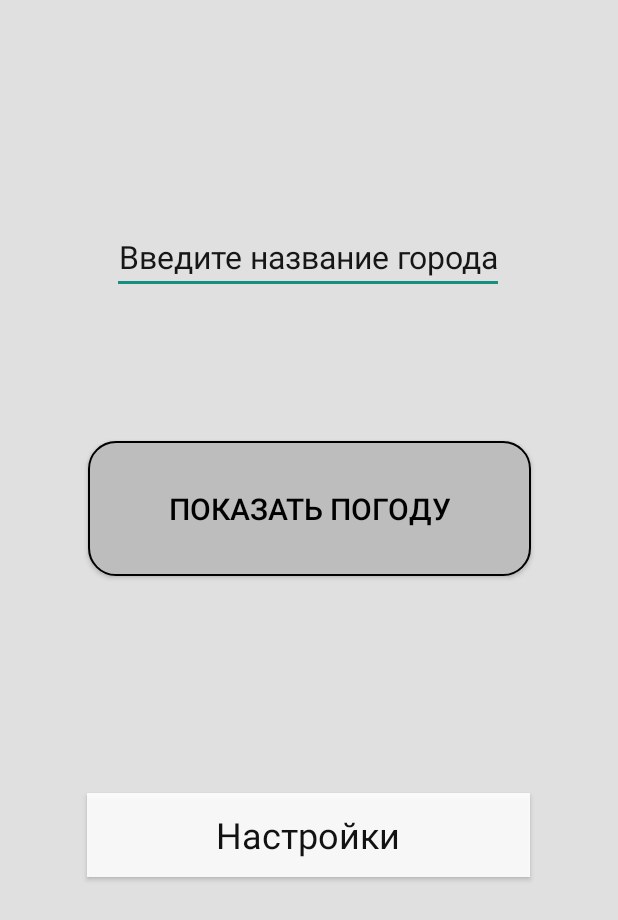
After one commit to temlerg/weather_forecast, an Android app: the layout activity_main_fragment.xml on its own in the app's theme, with its tools: preview values and no code run, on a phone screen of 412 x 824 dp. The commit adds this screen. Shown: the top 920 px of the screen. Run offline under Robolectric (Android 15) with nearby library versions, the phone set to English and light mode, and no system bars.

Commit message:
added switch pages

```diff
--- /dev/null
+++ b/app/src/main/res/layout/activity_main_fragment.xml
@@ -0,0 +1,53 @@
+<?xml version="1.0" encoding="utf-8"?>
+<androidx.constraintlayout.widget.ConstraintLayout
+    xmlns:android="http://schemas.android.com/apk/res/android"
+    xmlns:app="http://schemas.android.com/apk/res-auto"
+    xmlns:tools="http://schemas.android.com/tools"
+    android:layout_width="match_parent"
+    android:layout_height="match_parent"
+    android:orientation="vertical"
+    android:background="#E0E0E0">
+
+    <EditText
+        android:id="@+id/gorod_edit"
+        style="@style/text"
+        android:layout_width="wrap_content"
+        android:layout_height="wrap_content"
+        android:hint="@string/gor"
+        android:textColorHint="#000"
+        app:layout_constraintBottom_toBottomOf="parent"
+        app:layout_constraintHorizontal_bias="0.496"
+        app:layout_constraintLeft_toLeftOf="parent"
+        app:layout_constraintRight_toRightOf="parent"
+        app:layout_constraintTop_toTopOf="parent"
+        app:layout_constraintVertical_bias="0.189" />
+
+    <Button
+        android:id="@+id/search_button"
+        style="@style/botton"
+        android:layout_width="295dp"
+        android:layout_height="90dp"
+        android:elevation="20dp"
+        android:text="@string/text_in_bot_main"
+        app:layout_constraintBottom_toBottomOf="parent"
+        app:layout_constraintEnd_toEndOf="parent"
+        app:layout_constraintStart_toStartOf="parent"
+        app:layout_constraintTop_toBottomOf="@+id/gorod_edit"
+        app:layout_constraintVertical_bias="0.182" />
+
+    <TextView
+        android:id="@+id/settings"
+        style="@style/settings"
+        android:text="@string/settings_text_main"
+        android:elevation="2dp"
+        android:layout_width="295dp"
+        android:layout_height="56dp"
+        app:layout_constraintBottom_toBottomOf="parent"
+        app:layout_constraintEnd_toEndOf="parent"
+        app:layout_constraintHorizontal_bias="0.498"
+        app:layout_constraintStart_toStartOf="parent"
+        app:layout_constraintTop_toBottomOf="@+id/search_button"
+        app:layout_constraintVertical_bias="0.376" />
+
+
+</androidx.constraintlayout.widget.ConstraintLayout>
```
Also changed, not shown: app/src/main/java/com/example/ttt/activities/MainActivity.kt (+7 -60 lines), app/src/main/java/com/example/ttt/fragments/BaseFragment.kt (added, +16 -0 lines), app/src/main/java/com/example/ttt/fragments/ListFragment.kt (added, +75 -0 lines), app/src/main/java/com/example/ttt/fragments/MainFragment.kt (added, +51 -0 lines), app/src/main/java/com/example/ttt/fragments/OneDayFragment.kt (added, +75 -0 lines), app/src/main/java/com/example/ttt/fragments/SettingFragment.kt (added, +21 -0 lines), app/src/main/res/layout/activity_main.xml (+4 -41 lines).
